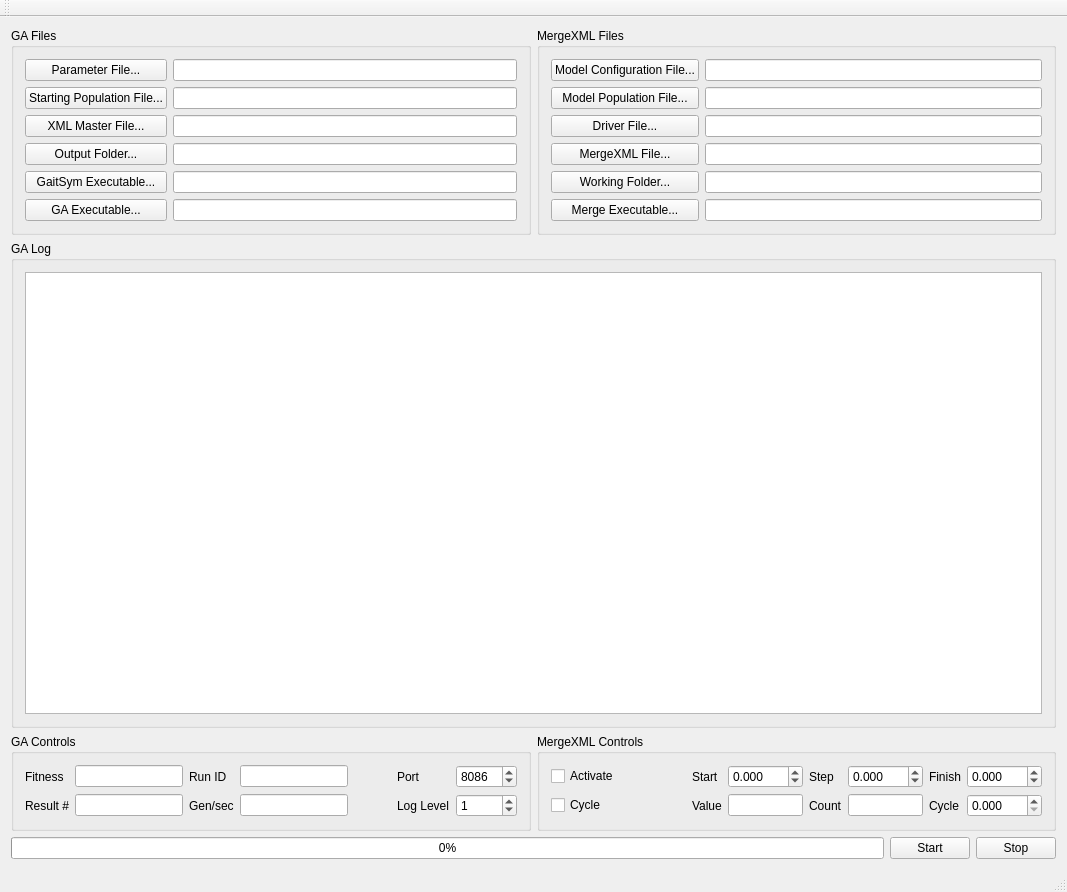
Qt form AsynchronousGA4/MainWindow.ui (wol101/AsynchronousGA4) before a commit.
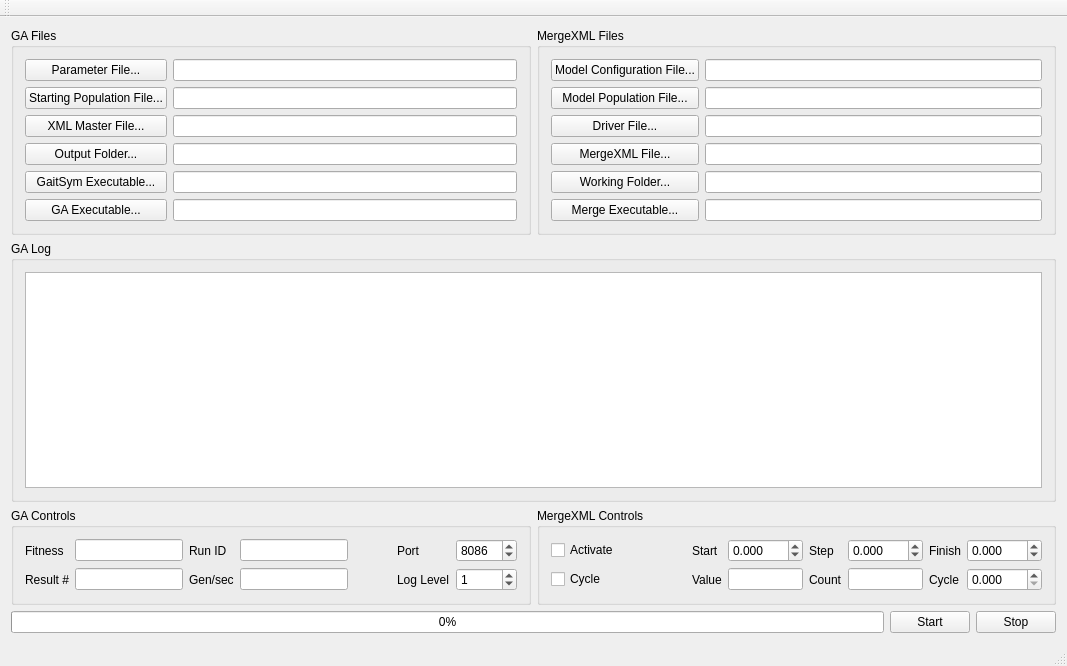
The same form after that commit.

Commit message: Should now run the extra step

What changed in the file:
```diff
--- a/AsynchronousGA4/MainWindow.ui
+++ b/AsynchronousGA4/MainWindow.ui
@@ -7,7 +7,7 @@
     <x>0</x>
     <y>0</y>
     <width>1067</width>
-    <height>892</height>
+    <height>666</height>
    </rect>
   </property>
   <property name="windowTitle">
```
Left out of the diff: 54 changed lines with no effect on the pictures. The commit also changes 1 other file.
